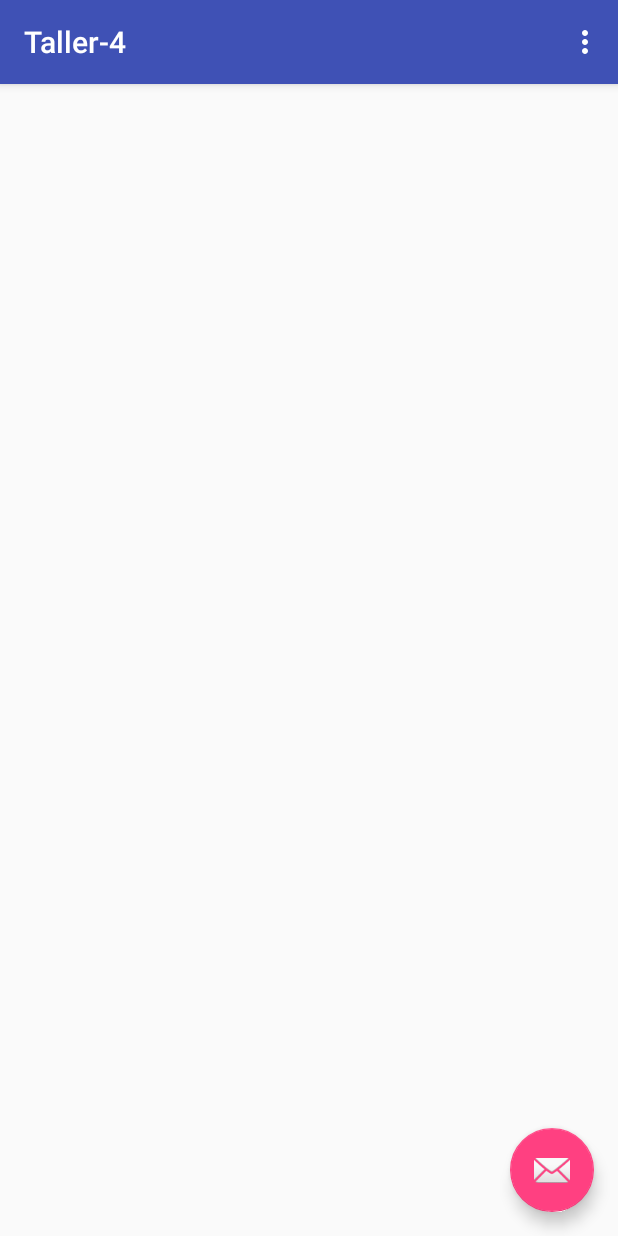
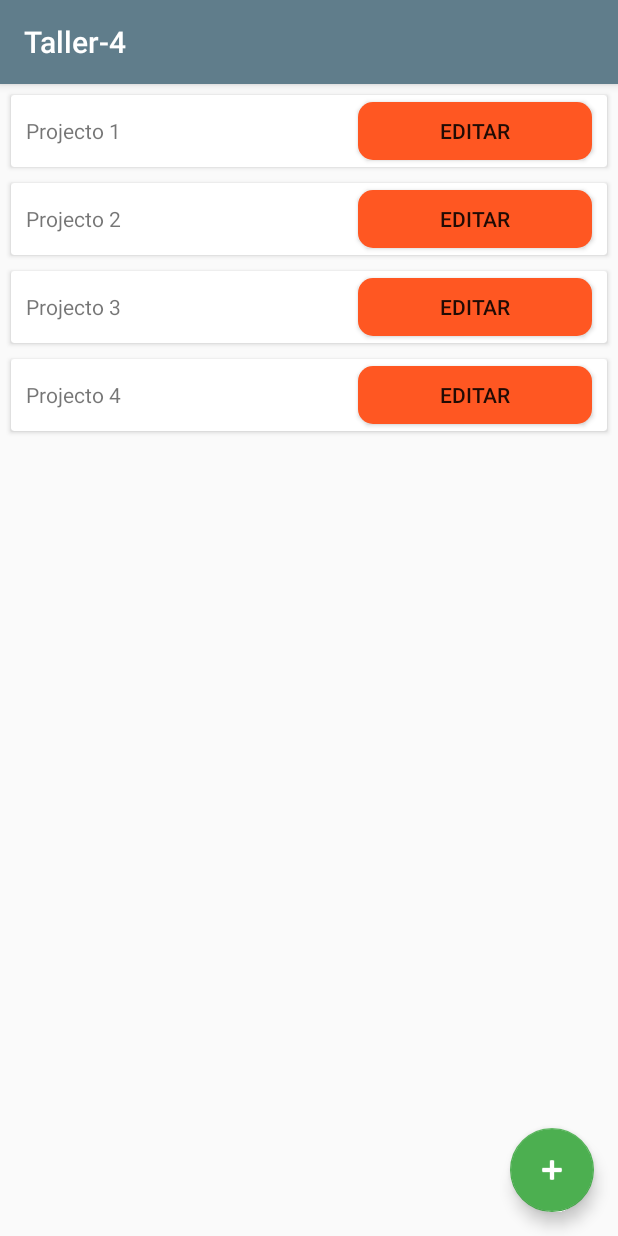
Before and after one commit to 2l3x2nd3r/Taller-4, an Android app: the screen it shows after launch (MainActivity), on a phone screen of 412 x 824 dp. Run offline under Robolectric (Android 15) with nearby library versions, the phone set to English and light mode, and no system bars.

Commit message:
add show project

```diff
--- a/app/build.gradle
+++ b/app/build.gradle
@@ -27,4 +27,5 @@ dependencies {
     compile 'com.android.support:appcompat-v7:25.1.1'
     compile 'com.android.support:design:25.1.1'
     testCompile 'junit:junit:4.12'
+    compile 'com.android.support:cardview-v7:25.1.1'
 }
--- a/app/src/main/AndroidManifest.xml
+++ b/app/src/main/AndroidManifest.xml
@@ -18,6 +18,7 @@
                 <category android:name="android.intent.category.LAUNCHER" />
             </intent-filter>
         </activity>
+        <activity android:name=".Project_show"></activity>
     </application>
 
 </manifest>
--- /dev/null
+++ b/app/src/main/java/com/example/movil/taller_4/Project.java
@@ -0,0 +1,74 @@
+package com.example.movil.taller_4;
+
+import java.io.Serializable;
+
+/**
+ * Created by movil on 3/6/17.
+ */
+
+public class Project implements Serializable {
+
+    private double note1;
+    private double note2;
+    private double note3;
+    private double note4;
+    private double grade;
+    private String name;
+
+    public Project(double note1, double note2, double note3, double note4, String name, double grade) {
+        this.note1 = note1;
+        this.note2 = note2;
+        this.note3 = note3;
+        this.note4 = note4;
+        this.grade = grade;
+        this.name = name;
+    }
+
+    public double getNote2() {
+        return note2;
+    }
+
+    public void setNote2(double note2) {
+        this.note2 = note2;
+    }
+
+    public double getNote1() {
+        return note1;
+    }
+
+    public void setNote1(double note1) {
+        this.note1 = note1;
+    }
+
+    public double getNote4() {
+        return note4;
+    }
+
+    public void setNote4(double note4) {
+        this.note4 = note4;
+    }
+
+    public double getNote3() {
+        return note3;
+    }
+
+    public void setNote3(double note3) {
+        this.note3 = note3;
+    }
+
+    public String getName() {
+        return name;
+    }
+
+    public void setName(String name) {
+        this.name = name;
+    }
+
+    public double getGrade() {
+        return grade;
+    }
+
+    public void setGrade(double grade) {
+        this.grade = grade;
+    }
+}
--- /dev/null
+++ b/app/src/main/java/com/example/movil/taller_4/ProjectAdapter.java
@@ -0,0 +1,65 @@
+package com.example.movil.taller_4;
+
+import android.content.Context;
+import android.view.InflateException;
+import android.view.LayoutInflater;
+import android.view.View;
+import android.view.ViewGroup;
+import android.widget.BaseAdapter;
+import android.widget.TextView;
+
+import java.util.ArrayList;
+
+/**
+ * Created by movil on 3/6/17.
+ */
+
+public class ProjectAdapter extends BaseAdapter {
+
+    private Context context;
+    private ArrayList<Project> data;
+
+    public ProjectAdapter(Context context, ArrayList<Project> data){
+        this.context = context;
+        this.data = data;
+    }
+
+    public ArrayList<Project> getData() {
+        return data;
+    }
+
+    public void setData(ArrayList<Project> data) {
+        this.data = data;
+    }
+
+    @Override
+    public int getCount() {
+        return data.size();
+    }
+
+    @Override
+    public Object getItem(int i) {
+        return data.get(i);
+    }
+
+    @Override
+    public long getItemId(int position) {
+        return 0;
+    }
+
+    @Override
+    public View getView(int i, View view, ViewGroup parent) {
+        String text = data.get(i).getName();
+
+        if(view == null) {
+            LayoutInflater inflater = (LayoutInflater) context.getSystemService(Context.LAYOUT_INFLATER_SERVICE);
+
+            view = inflater.inflate(R.layout.row, null);
+        }
+
+        TextView tv = (TextView) view.findViewById(R.id.tvRow);
+        tv.setText(text);
+
+        return view;
+    }
+}
--- /dev/null
+++ b/app/src/main/res/drawable/edit_button.xml
@@ -0,0 +1,11 @@
+<?xml version="1.0" encoding="utf-8"?>
+
+<inset xmlns:android="http://schemas.android.com/apk/res/android"
+        android:inset="5dp">
+    <shape android:shape="rectangle">
+        <solid android:color="@color/orange" />
+        <corners android:radius="10dp" />
+
+    </shape>
+
+</inset>
--- a/app/src/main/res/layout/activity_main.xml
+++ b/app/src/main/res/layout/activity_main.xml
@@ -29,6 +29,9 @@
         android:layout_height="wrap_content"
         android:layout_gravity="bottom|end"
         android:layout_margin="@dimen/fab_margin"
-        app:srcCompat="@android:drawable/ic_dialog_email" />
+        app:srcCompat="@android:drawable/ic_input_add"
+        android:tint="@android:color/white"
+        app:backgroundTint="@color/green"
+        android:onClick="createNewProject"/>
 
 </android.support.design.widget.CoordinatorLayout>
--- a/app/src/main/res/layout/content_main.xml
+++ b/app/src/main/res/layout/content_main.xml
@@ -5,12 +5,22 @@
     android:id="@+id/content_main"
     android:layout_width="match_parent"
     android:layout_height="match_parent"
-    android:paddingBottom="@dimen/activity_vertical_margin"
-    android:paddingLeft="@dimen/activity_horizontal_margin"
-    android:paddingRight="@dimen/activity_horizontal_margin"
-    android:paddingTop="@dimen/activity_vertical_margin"
+    android:padding="2dp"
     app:layout_behavior="@string/appbar_scrolling_view_behavior"
     tools:context="com.example.movil.taller_4.MainActivity"
     tools:showIn="@layout/activity_main">
 
+    <LinearLayout
+        android:orientation="horizontal"
+        android:layout_width="match_parent"
+        android:layout_height="match_parent"
+        android:layout_alignParentTop="true"
+        android:layout_alignParentLeft="true"
+        android:layout_alignParentStart="true">
+
+        <ListView
+            android:layout_width="match_parent"
+            android:layout_height="match_parent"
+            android:id="@+id/lv" />
+    </LinearLayout>
 </RelativeLayout>
--- /dev/null
+++ b/app/src/main/res/layout/row.xml
@@ -0,0 +1,37 @@
+<?xml version="1.0" encoding="utf-8"?>
+<LinearLayout xmlns:android="http://schemas.android.com/apk/res/android"
+    android:orientation="vertical" android:layout_width="match_parent"
+    android:layout_height="wrap_content">
+
+
+    <android.support.v7.widget.CardView
+        android:layout_width="match_parent"
+        android:layout_height="match_parent"
+        android:layout_margin="5dp"
+        android:onClick="showProject">
+
+        <LinearLayout
+            android:orientation="horizontal"
+            android:layout_width="match_parent"
+            android:layout_height="wrap_content"
+            android:layout_marginLeft="10dp"
+            android:layout_marginRight="5dp">
+
+
+            <TextView
+                android:text="ValorPorDefecto"
+                android:layout_width="wrap_content"
+                android:layout_height="wrap_content"
+                android:id="@+id/tvRow"
+                android:layout_weight="1" />
+
+            <Button
+                android:text="Editar"
+                android:layout_width="wrap_content"
+                android:layout_height="wrap_content"
+                android:id="@+id/btnRow"
+                android:layout_weight="0.5"
+                android:background="@drawable/edit_button"/>
+        </LinearLayout>
+    </android.support.v7.widget.CardView>
+</LinearLayout>
--- a/app/src/main/res/menu/menu_main.xml
+++ b/app/src/main/res/menu/menu_main.xml
@@ -6,5 +6,6 @@
         android:id="@+id/action_settings"
         android:orderInCategory="100"
         android:title="@string/action_settings"
-        app:showAsAction="never" />
+        app:showAsAction="never"
+        android:visible="false"/>
 </menu>
--- a/app/src/main/res/values/colors.xml
+++ b/app/src/main/res/values/colors.xml
@@ -1,6 +1,8 @@
 <?xml version="1.0" encoding="utf-8"?>
 <resources>
-    <color name="colorPrimary">#3F51B5</color>
-    <color name="colorPrimaryDark">#303F9F</color>
-    <color name="colorAccent">#FF4081</color>
+    <color name="colorPrimary">#607D8B</color>
+    <color name="colorPrimaryDark">#455A64</color>
+    <color name="colorAccent">#009688</color>
+    <color name="orange">#FF5722</color>
+    <color name="green">#4CAF50</color>
 </resources>
```
Also changed, not shown: app/src/main/java/com/example/movil/taller_4/MainActivity.java (+81 -5 lines), app/src/main/java/com/example/movil/taller_4/Project_show.java (added, +42 -0 lines), app/src/main/res/layout/activity_project_show.xml (added, +124 -0 lines).
